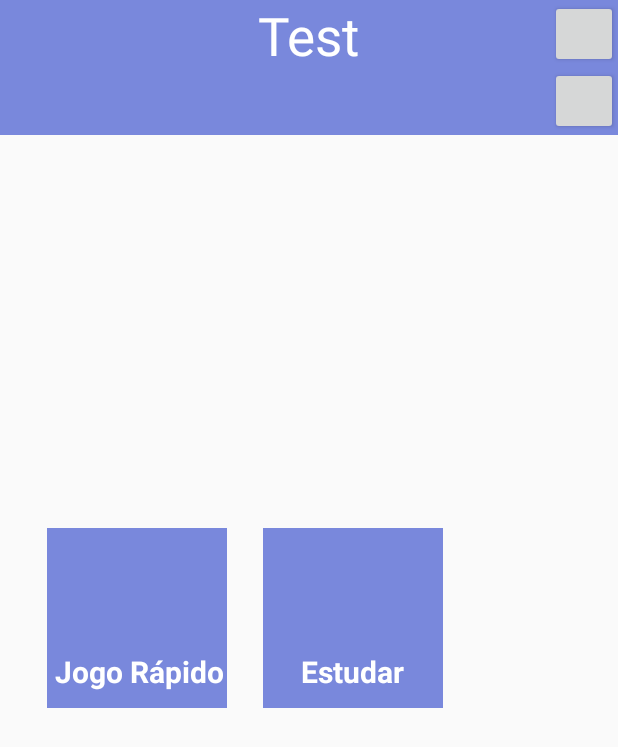
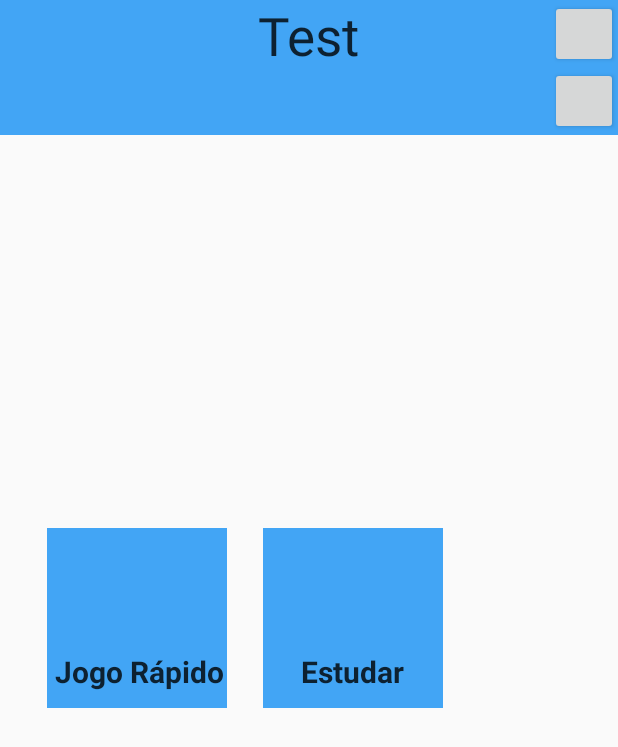
Before and after one commit to AndreArrebola/TeacherFox, an Android app: the screen it shows after launch (MainActivity), after a tap on an icon or button, on a phone screen of 412 x 824 dp. Shown: the top 747 px of the screen. Run offline under Robolectric (Android 15) with nearby library versions, the phone set to English and light mode, and no system bars.

Commit message:
Iniciando Menu2

```diff
--- a/TeacherFox/app/src/main/res/layout/mainmenu.xml
+++ b/TeacherFox/app/src/main/res/layout/mainmenu.xml
@@ -19,7 +19,8 @@
         android:text="Test"
         android:textSize="35sp"
         android:id="@+id/avtrname"
-        android:textColor="#FFFFFF"
+        android:textColor="#000000"
+        android:alpha="0.8"
         android:layout_alignParentTop="true"
         android:layout_centerHorizontal="true">
 
@@ -58,7 +59,8 @@
         android:layout_height="wrap_content"
         android:textSize="20sp"
         android:textStyle="bold"
-        android:textColor="#FFFFFF"
+        android:textColor="#000000"
+        android:alpha="0.8"
         android:layout_gravity="bottom|center"
         android:layout_marginLeft="5dp"
         android:layout_marginBottom="5dp"
@@ -75,12 +77,13 @@
         android:layout_toRightOf="@+id/btn_jogorapido"
         android:layout_toEndOf="@+id/btn_jogorapido">
         <TextView
-            android:layout_width="match_parent"
+            android:layout_width="wrap_content"
             android:text="@string/estudar"
             android:layout_height="wrap_content"
             android:textSize="20sp"
             android:textStyle="bold"
-            android:textColor="#FFFFFF"
+            android:textColor="#000000"
+            android:alpha="0.8"
             android:layout_gravity="bottom|center"
             android:layout_marginLeft="25dp"
             android:layout_marginBottom="5dp" />
--- a/TeacherFox/app/src/main/res/values/colors.xml
+++ b/TeacherFox/app/src/main/res/values/colors.xml
@@ -1,6 +1,6 @@
 <?xml version="1.0" encoding="utf-8"?>
 <resources>
-    <color name="colorPrimary">#7988dc</color>
+    <color name="colorPrimary">#42A5F5</color>
     <color name="colorPrimaryDark">#303F9F</color>
     <color name="colorAccent">#ff9a0e</color>
 </resources>
```
